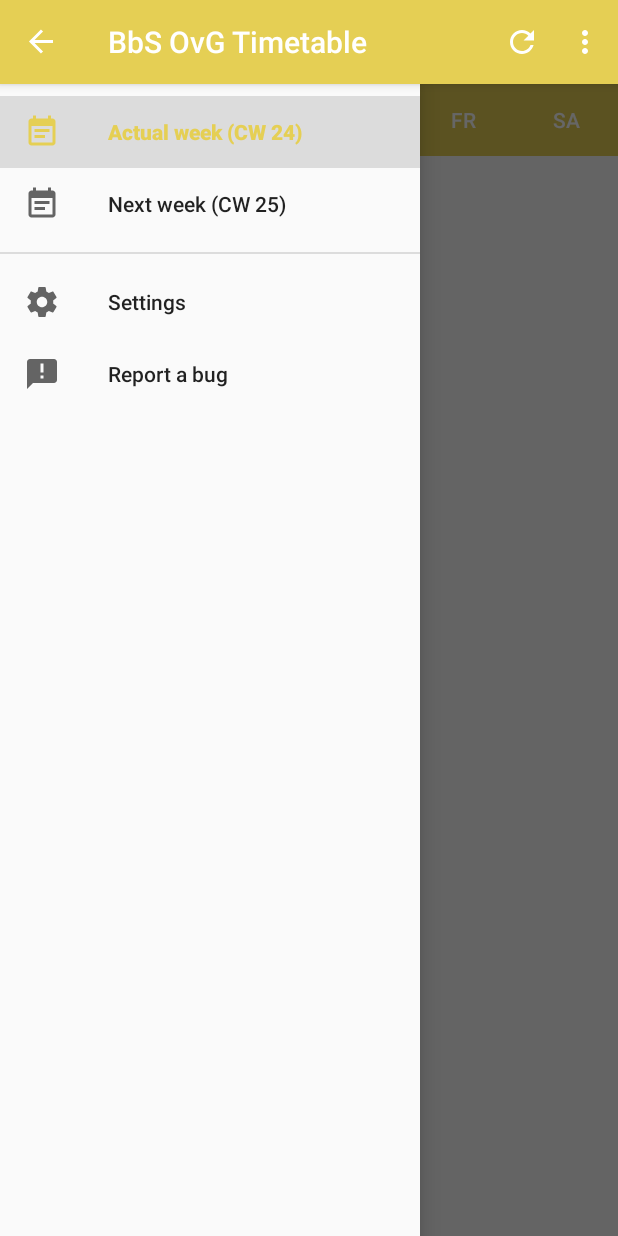
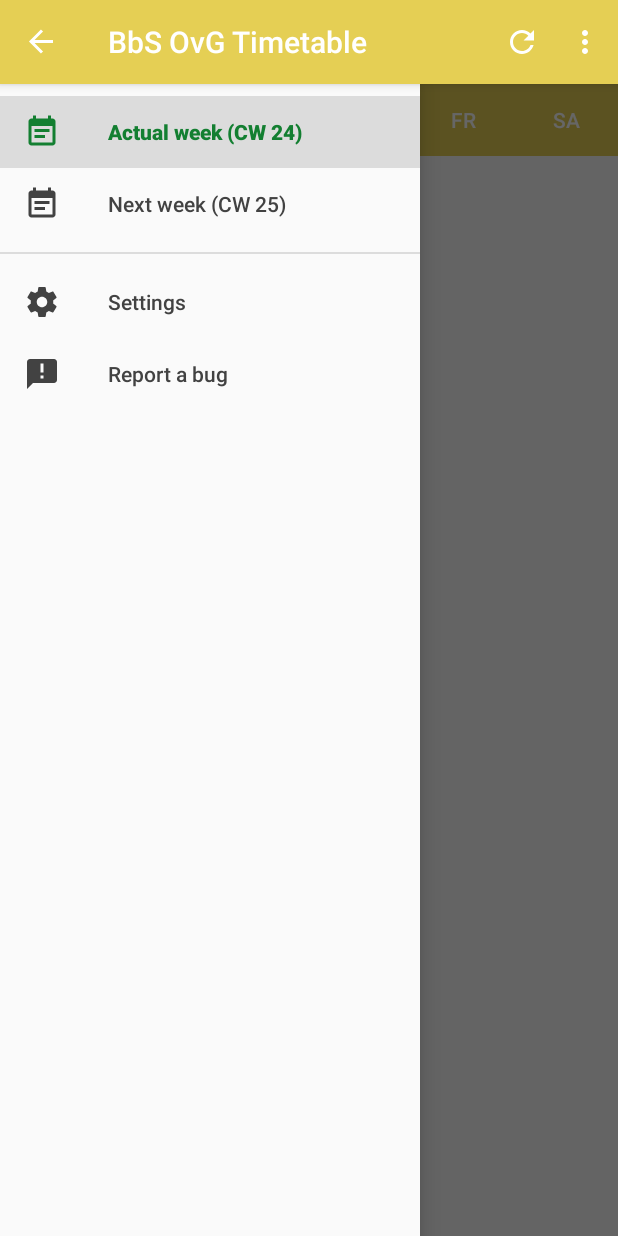
Before and after one commit to linkspote/timetable-app, an Android app: the screen it shows after launch (NavigationActivity), with the side drawer open, on a phone screen of 412 x 824 dp. Run offline under Robolectric (Android 15) with nearby library versions, the phone set to English and light mode, and no system bars.

Commit message:
[Fix] Text colors are not random anymore when using the day view. [Feature] Offline mode for day view. [Feature] Improved preference handling, they are now every time up to date. [Feature] Added change listeners to SettingsActivity. [Translation] Added translations for the snackbar messages. [UI] Changed colors for active menu item of navigation drawer.

```diff
--- a/app/src/main/AndroidManifest.xml
+++ b/app/src/main/AndroidManifest.xml
@@ -14,7 +14,7 @@
         android:allowBackup="true"
         android:icon="@mipmap/ic_launcher_2"
         android:label="@string/app_name"
-        android:supportsRtl="true"
+        android:supportsRtl="false"
         android:theme="@style/AppTheme">
         <activity
             android:name=".NavigationActivity"
--- a/app/src/main/java/com/it_project/fg15a/timetable_app/NavigationActivity.java
+++ b/app/src/main/java/com/it_project/fg15a/timetable_app/NavigationActivity.java
@@ -37,6 +37,7 @@ public class NavigationActivity extends AppCompatActivity
     String sWebsiteContent;
     String sActualWeek = getWeek(false);
     String sChosenWeek;
+    String sClass = "c00042";
 
     @Override
     protected void onCreate(Bundle savedInstanceState) {
@@ -49,7 +50,7 @@ public class NavigationActivity extends AppCompatActivity
         // TODO: find good spots for using the preference values
         // get preferences
         //SharedPreferences spThis = PreferenceManager.getDefaultSharedPreferences(this);
-        //boolean bPKRememberPlan = spThis.getBoolean(getString(R.string.key_rememberPlan), false);
+        //boolean bPKShowActual = spThis.getBoolean(getString(R.string.key_showActualDay), false);
 
         // Find the DrawerLayout and the NavigationView
         drwlActivityNavigation = (DrawerLayout) findViewById(R.id.drwlActivityNavigation);
@@ -63,32 +64,12 @@ public class NavigationActivity extends AppCompatActivity
             View vwRoot = findViewById(android.R.id.content);
             // show message to inform user why timetable doesn't load
             if (vwRoot != null) {
-                Snackbar.make(vwRoot, "Please establish an internet connection!", Snackbar.LENGTH_LONG)
+                Snackbar.make(vwRoot, R.string.snackbar_offlineMode, Snackbar.LENGTH_LONG)
                         .setAction("Action", null).show();
             }
         }
 
         sChosenWeek = sActualWeek;
-
-        // Inflate FragmentTabHost at first
-        fmActivityNavigation = getSupportFragmentManager();
-        ftActivityNavigation = fmActivityNavigation.beginTransaction();
-        ftActivityNavigation.replace(
-                R.id.flActivityNavigation,
-                TabHostFragment.newInstance(getMapDayData(sChosenWeek)),
-                "FRAGMENT_DAY_VIEW"
-        ).commit();
-
-        createMenuItemsOldWeeks();
-
-        nvwActivityNavigation.setCheckedItem(R.id.nav_item_actual_week);
-        nvwActivityNavigation.getMenu().findItem(R.id.nav_item_actual_week).setTitle(
-                getString(R.string.navigation_drawer_actualWeek, sActualWeek));
-        nvwActivityNavigation.getMenu().findItem(R.id.nav_item_next_week).setTitle(getString(
-                R.string.navigation_drawer_nextWeek, getWeek(true)));
-
-        // Setup click events for Navigation Drawer items
-        nvwActivityNavigation.setNavigationItemSelectedListener(this);
 
         // Setup toggle of Toolbar
         Toolbar toolbar = (Toolbar) findViewById(R.id.toolbar);
@@ -98,6 +79,34 @@ public class NavigationActivity extends AppCompatActivity
                 R.string.navigation_drawer_close);
         drwlActivityNavigation.setDrawerListener(toggle);
         toggle.syncState();
+    }
+
+    @Override
+    protected void onResume() {
+        super.onResume();
+
+        // create and update the navigation drawer menu for the old timetables here, so if settings where changed they
+        // are getting used instantly
+        createMenuItemsOldWeeks();
+
+        // Inflate FragmentTabHost at first
+        fmActivityNavigation = getSupportFragmentManager();
+        ftActivityNavigation = fmActivityNavigation.beginTransaction();
+        ftActivityNavigation.replace(
+                R.id.flActivityNavigation,
+                TabHostFragment.newInstance(getMapDayData(sChosenWeek, sClass, false)),
+                "FRAGMENT_DAY_VIEW"
+        ).commit();
+
+        // set attributes for the two constantly visible menu items
+        nvwActivityNavigation.setCheckedItem(R.id.nav_item_actual_week);
+        nvwActivityNavigation.getMenu().findItem(R.id.nav_item_actual_week).setTitle(
+                getString(R.string.navigation_drawer_actualWeek, sActualWeek));
+        nvwActivityNavigation.getMenu().findItem(R.id.nav_item_next_week).setTitle(getString(
+                R.string.navigation_drawer_nextWeek, getWeek(true)));
+
+        // Setup click events for Navigation Drawer items
+        nvwActivityNavigation.setNavigationItemSelectedListener(this);
     }
 
     @Override
@@ -128,7 +137,7 @@ public class NavigationActivity extends AppCompatActivity
 
         if (id == R.id.action_refresh) {
 
-            getDayOrWeekViewContent(sChosenWeek);
+            getDayOrWeekViewContent(sChosenWeek, sClass, true);
 
             return true;
 
@@ -142,12 +151,11 @@ public class NavigationActivity extends AppCompatActivity
                 View vwRoot = findViewById(android.R.id.content);
                 // show message to inform user why timetable doesn't load
                 if (vwRoot != null) {
-                    Snackbar.make(vwRoot, "Please establish an internet connection!",
+                    Snackbar.make(vwRoot, R.string.snackbar_offlineMode,
                             Snackbar.LENGTH_LONG).setAction("Action", null).show();
                 }
             }
-            // user is connected to the internet
-            else {
+
             // begin transaction
             ftActivityNavigation = fmActivityNavigation.beginTransaction();
 
@@ -167,10 +175,9 @@ public class NavigationActivity extends AppCompatActivity
                 // create new instance of day view fragment
                 ftActivityNavigation.replace(
                         R.id.flActivityNavigation,
-                            TabHostFragment.newInstance(getMapDayData(sChosenWeek)),
+                        TabHostFragment.newInstance(getMapDayData(sChosenWeek, sClass, false)),
                         "FRAGMENT_DAY_VIEW"
                 ).commit();
-                }
             }
 
             return true;
@@ -190,13 +197,13 @@ public class NavigationActivity extends AppCompatActivity
         if (id == R.id.nav_item_actual_week) {
 
             sChosenWeek = getWeek(false);
-            getDayOrWeekViewContent(sChosenWeek);
+            getDayOrWeekViewContent(sChosenWeek, sClass, false);
             bReturnValue = true;
 
         } else if (id == R.id.nav_item_next_week) {
 
             sChosenWeek = getWeek(true);
-            getDayOrWeekViewContent(sChosenWeek);
+            getDayOrWeekViewContent(sChosenWeek, sClass, false);
             bReturnValue = true;
 
         } /*else if (id == R.id.nav_item_marks) {
@@ -228,7 +235,7 @@ public class NavigationActivity extends AppCompatActivity
         } else {
 
             sChosenWeek = String.valueOf(id);
-            getDayOrWeekViewContent(sChosenWeek);
+            getDayOrWeekViewContent(sChosenWeek, sClass, false);
             bReturnValue = true;
 
         }
@@ -238,18 +245,41 @@ public class NavigationActivity extends AppCompatActivity
     }
 
     // This method returns the map that is necessary for the day view
-    public Map<String, String[]> getMapDayData (String p_sWeek) {
+    public Map<String, String[]> getMapDayData (String p_sWeek, String p_sClass, boolean p_bRefresh) {
+        // Initialize new object of utilities class
+        utilities util = new utilities();
+
+        // declare map for day view data
+        Map<String, String[]> mDayData;
+
+        // if there is no map with the same credentials in the internal storage
+        if (util.getObjectFromInternalStorage(this, p_sClass, p_sWeek, "map") == null && !p_bRefresh ||
+                util.getObjectFromInternalStorage(this, p_sClass, p_sWeek, "map") != null && p_bRefresh) {
             // Uri for plan to load
             String sUri = "https://bbsovg-magdeburg.de/stundenplan/klassen/" + p_sWeek
                     + "/c/c00042.htm";
 
             try {
+                // get HTML string from specified URL
                 sWebsiteContent = new getWebContentTask().execute(sUri).get();
             } catch (Exception e) {
+                // throw catched exception
                 e.printStackTrace();
             }
 
-        return new dataModifier().preModifyContent(sWebsiteContent);
+            // get final processed map with data for day view
+            mDayData = new dataModifier().preModifyContent(sWebsiteContent);
+
+            // store map in internal storage to reuse for next time
+            util.putObjectToInternalStorage(this, p_sClass, p_sWeek, mDayData, "map");
+        }
+        // if there is an map with the same credentials in the internal storage
+        else {
+            // get the map from the internal storage to speed up the app
+            mDayData = (Map<String, String[]>) util.getObjectFromInternalStorage(this, p_sClass, p_sWeek, "map");
+        }
+
+        return mDayData;
     }
 
     private class getWebContentTask extends AsyncTask<String, Void, String> {
@@ -292,21 +322,21 @@ public class NavigationActivity extends AppCompatActivity
                 iThisWeek + 1 : iThisWeek);
     }
 
-    public void getDayOrWeekViewContent(String p_sWeek) {
+    public void getDayOrWeekViewContent(String p_sWeek, String p_sClass, boolean p_bRefresh) {
         // Initialize new object of utilities class
         utilities util = new utilities();
 
-        // if user is not connected to the internet
-        if (!util.isOnline(this)) {
+        // if user is not connected to the internet and presses refresh
+        if (!util.isOnline(this) && p_bRefresh) {
             View vwRoot = findViewById(android.R.id.content);
             // show message to inform user why timetable doesn't load
             if (vwRoot != null) {
-                Snackbar.make(vwRoot, "Please establish an internet connection!",
+                Snackbar.make(vwRoot, R.string.snackbar_offlineMode,
                         Snackbar.LENGTH_LONG).setAction("Action", null).show();
             }
         }
-        // user is connected to the internet
-        else {
+        // if user is connected
+        else if (util.isOnline(this)) {
             // begin transaction
             ftActivityNavigation = fmActivityNavigation.beginTransaction();
 
@@ -316,7 +346,7 @@ public class NavigationActivity extends AppCompatActivity
                 // create new instance of day view fragment
                 ftActivityNavigation.replace(
                         R.id.flActivityNavigation,
-                        TabHostFragment.newInstance(getMapDayData(p_sWeek)),
+                        TabHostFragment.newInstance(getMapDayData(p_sWeek, p_sClass, p_bRefresh)),
                         "FRAGMENT_DAY_VIEW"
                 ).commit();
             }
@@ -341,12 +371,18 @@ public class NavigationActivity extends AppCompatActivity
         SharedPreferences spThis = PreferenceManager.getDefaultSharedPreferences(this);
         boolean bPKShowOldPlans = spThis.getBoolean(getString(R.string.key_showOldPlans), false);
         String sPKShowXPlans = spThis.getString(getString(R.string.key_showXPlans), "1");
+        String sBorderWeek = String.valueOf(Integer.valueOf(sActualWeek) - Integer.valueOf(sPKShowXPlans));
+
+        // get the current navigation drawer menu
+        Menu mOldWeeks = nvwActivityNavigation.getMenu();
+
+        // clear the navigation drawer menu
+        mOldWeeks.clear();
+        // restore the original navigation drawer menu
+        nvwActivityNavigation.inflateMenu(R.menu.menu_navigation_drawer);
 
         // if old plans are activated
         if (bPKShowOldPlans) {
-            // get the current navigation drawer menu
-            Menu mOldWeeks = nvwActivityNavigation.getMenu();
-
             // set the sub menu for the old plans to visible and enabled
             mOldWeeks.setGroupVisible(R.id.nav_group_timetables_old, true);
             mOldWeeks.setGroupEnabled(R.id.nav_group_timetables_old, true);
@@ -369,5 +405,24 @@ public class NavigationActivity extends AppCompatActivity
                 miOldWeek.setIcon(R.drawable.ic_event_note_black_24dp);
             }
         }
+        // if old plans are deactivated
+        else {
+            // reset chosen week, as the previous selected week may not be available anymore
+            sChosenWeek = sActualWeek;
+        }
+
+        // Initialize new object of utilities class
+        utilities util = new utilities();
+
+        // if there are too much offline files when old plans are available
+        if (this.fileList().length > Integer.valueOf(sPKShowXPlans) + 2 && bPKShowOldPlans) {
+            // delete the unnecessary plans
+            util.deleteObsoleteObjectFilesFromInternalStorage(this, Integer.valueOf(sBorderWeek));
+        }
+        // if there are too much offline files when old plans are not available
+        else if (!bPKShowOldPlans && this.fileList().length > 2) {
+            // delete the unnecessary plans
+            util.deleteObsoleteObjectFilesFromInternalStorage(this, Integer.valueOf(sActualWeek));
         }
     }
+}
--- a/app/src/main/java/com/it_project/fg15a/timetable_app/WeekFragment.java
+++ b/app/src/main/java/com/it_project/fg15a/timetable_app/WeekFragment.java
@@ -106,7 +106,7 @@ public class WeekFragment extends Fragment {
             wvFragmentWeek.loadUrl(sUri);
         } else {
             // show message to inform user why timetable doesn't load
-            Snackbar.make(p_vwRoot, "Please establish an internet connection!", Snackbar.LENGTH_LONG)
+            Snackbar.make(p_vwRoot, R.string.snackbar_offlineMode, Snackbar.LENGTH_LONG)
                     .setAction("Action", null).show();
         }
     }
--- a/app/src/main/java/com/it_project/fg15a/timetable_app/helpers/hourAdapter.java
+++ b/app/src/main/java/com/it_project/fg15a/timetable_app/helpers/hourAdapter.java
@@ -61,8 +61,12 @@ public class hourAdapter extends BaseAdapter {
 
         if (alsHourItems.get(p_iPosition).getEntryType().equals("3")) {
             tvSubject.setTextColor(ContextCompat.getColor(cContext, R.color.colorRed));
+            tvRoom.setTextColor(ContextCompat.getColor(cContext, R.color.colorRed));
             tvTeacher.setTextColor(ContextCompat.getColor(cContext, R.color.colorRed));
-            tvRoom.setTextColor(ContextCompat.getColor(cContext, R.color.colorRed));
+        } else {
+            tvSubject.setTextColor(ContextCompat.getColor(cContext, android.R.color.tertiary_text_light));
+            tvRoom.setTextColor(ContextCompat.getColor(cContext, android.R.color.tertiary_text_light));
+            tvTeacher.setTextColor(ContextCompat.getColor(cContext, android.R.color.tertiary_text_light));
         }
 
         return p_vwConvertView;
--- a/app/src/main/java/com/it_project/fg15a/timetable_app/helpers/utilities.java
+++ b/app/src/main/java/com/it_project/fg15a/timetable_app/helpers/utilities.java
@@ -2,6 +2,13 @@ package com.it_project.fg15a.timetable_app.helpers;
 
 import android.content.Context;
 import android.net.ConnectivityManager;
+
+import java.io.File;
+import java.io.FileInputStream;
+import java.io.FileOutputStream;
+import java.io.IOException;
+import java.io.ObjectInputStream;
+import java.io.ObjectOutputStream;
 
 public class utilities {
 
@@ -17,4 +24,101 @@ public class utilities {
                                             cm.getActiveNetworkInfo().isConnectedOrConnecting();
     }
 
+    /**
+     * This method creates a new file for the specified object to store it internally.
+     * @param p_cContext The actual context
+     * @param p_sClass The chosen class
+     * @param p_sWeek The chosen week
+     * @param p_oContent The object that should be stored
+     * @param p_sObjectType The type of the object that should be stored, e.g. "map", "html", etc.
+     */
+    public void putObjectToInternalStorage (Context p_cContext, String p_sClass, String p_sWeek, Object p_oContent,
+                                            String p_sObjectType) {
+        // create new file to store object in internal storage
+        File fiThis = new File(p_cContext.getFilesDir(), "offline_" + p_sObjectType + "_" + p_sClass + "_" + p_sWeek);
+
+        // delete the file if it already exists
+        if (fiThis.exists()) fiThis.delete();
+
+        // declare and initialize stream
+        ObjectOutputStream oosThis = null;
+
+        try {
+            // tell stream where to write the content
+            oosThis = new ObjectOutputStream(new FileOutputStream(fiThis));
+            // write the given object into the file
+            oosThis.writeObject(p_oContent);
+            // flush the stream
+            oosThis.flush();
+        } catch (IOException e) {
+            // throw catched exception
+            e.printStackTrace();
+        } finally {
+            // when the stream is not null
+            if (oosThis != null) {
+                try {
+                    // close the stream
+                    oosThis.close();
+                } catch (IOException e) {
+                    // throw catched exception
+                    e.printStackTrace();
+                }
+            }
+        }
+    }
+
+    /**
+     * This method reads the file with the specified parameters from the internal storage and returns it as object.
+     * @param p_cContext The actual context
+     * @param p_sClass The chosen class
+     * @param p_sWeek The chosen week
+     * @param p_sObjectType The type of the object that should be stored, e.g. "map", "html", etc.
+     * @return The object if the file exists, null if the file doesn't exist
+     */
+    public Object getObjectFromInternalStorage (Context p_cContext, String p_sClass, String p_sWeek,
+                                                String p_sObjectType) {
+        File fiThis = new File(p_cContext.getFilesDir(), "offline_" + p_sObjectType + "_" + p_sClass + "_" + p_sWeek);
+
+        Object oThis = new Object();
+
+        ObjectInputStream oisThis = null;
+
+        try {
+            oisThis = new ObjectInputStream(new FileInputStream(fiThis));
+            oThis = oisThis.readObject();
+        } catch (Exception e) {
+            e.printStackTrace();
+        } finally {
+            if (oisThis != null) {
+                try {
+                    oisThis.close();
+                } catch (IOException e) {
+                    e.printStackTrace();
+                }
+            } else {
+                oThis = null;
+            }
+        }
+
+        return oThis;
+    }
+
+    /**
+     * This method deletes all unnecessary files from the internal storage based on the lowest selectable week.
+     * @param p_cContext The actual context, used to retrieve the file list
+     * @param p_iBorderWeek Lowest selectable week
+     */
+    public void deleteObsoleteObjectFilesFromInternalStorage (Context p_cContext, int p_iBorderWeek) {
+        // iterate through the list of file names
+        for (String sFileName : p_cContext.fileList()) {
+            // get the week of the file name
+            int iFileWeek = Integer.valueOf(sFileName.substring(sFileName.lastIndexOf("_") + 1));
+
+            // if the week from the file name is lower than the lowest selectable week
+            if (iFileWeek < p_iBorderWeek) {
+                // delete the file, as it is not selectable anymore
+                p_cContext.deleteFile(sFileName);
+            }
+        }
+    }
 }
--- /dev/null
+++ b/app/src/main/res/color/nav_drawer_item.xml
@@ -0,0 +1,5 @@
+<?xml version="1.0" encoding="utf-8"?>
+<selector xmlns:android="http://schemas.android.com/apk/res/android">
+    <item android:color="@color/colorAccent" android:state_checked="true" />
+    <item android:color="@color/colorItemText" />
+</selector>
--- a/app/src/main/res/layout/activity_navigation.xml
+++ b/app/src/main/res/layout/activity_navigation.xml
@@ -42,7 +42,9 @@
             android:layout_width="wrap_content"
             android:layout_height="match_parent"
             android:layout_gravity="start"
-            app:menu="@menu/menu_navigation_drawer" />
+            app:menu="@menu/menu_navigation_drawer"
+            app:itemTextColor="@color/nav_drawer_item"
+            app:itemIconTint="@color/nav_drawer_item" />
 
     </android.support.v4.widget.DrawerLayout>
 
--- a/app/src/main/res/values/colors.xml
+++ b/app/src/main/res/values/colors.xml
@@ -9,4 +9,5 @@
     <color name="colorBlank">#FFFFFF</color>
     <color name="colorRed">#b71c1c</color>
     <color name="colorLightGrey">#bdbdbd</color>
+    <color name="colorItemText">#424242</color>
 </resources>
--- a/app/src/main/res/values/strings.xml
+++ b/app/src/main/res/values/strings.xml
@@ -20,6 +20,11 @@
     <!-- Strings of NavigationActivity -->
     <string name="dialogTitle_webContentTask">Please wait…</string>
     <string name="dialogMessage_webContentTask">Checking for plan updates</string>
+    <string name="snackbar_offlineMode">Offline mode: Please establish an internet connection!</string>
+
+
+    <!-- Strings of SettingsActivity -->
+    <string name="snackbar_useBackButton">Please use the back button to return to the previous view.</string>
 
 
     <!-- Strings of TabHostFragment -->
@@ -39,7 +44,7 @@
 
     <string name="category_weekView">Week view</string>
     <string name="title_improvePerformance">Improve performance</string>
-    <string name="summary_improvePerformance">The app will use the chosen method to improve the performance of the week view. There is also the option to not improve the performance.</string>
+    <string name="summary_improvePerformance">The app will use the chosen method to improve the performance of the week view. Currently: %1$s</string>
     <string name="dialogTitle_improvePerformance">Please choose a method</string>
     <string name="key_ImprovePerformance" translatable="false">pkImprovePerformance</string>
 
@@ -49,7 +54,7 @@
     <string name="key_showOldPlans" translatable="false">pkShowOldPlans</string>
     <string name="title_showXPlans">Amount of plans to show</string>
     <string name="dialogTitle_showXPlans">Please choose</string>
-    <string name="summary_showXPlans">The app will display as many plans as chosen.</string>
+    <string name="summary_showXPlans">The app will display as many plans as chosen. Currently: %1$s</string>
     <string name="key_showXPlans" translatable="false">pkShowXPlans</string>
     <string name="title_rememberPlan">Remember selected plan</string>
     <string name="summary_rememberPlan">If checked, the app will show you the last viewed plan on start and resume. If not checked, the app will always show current weeks plan.</string>
--- a/app/src/main/res/xml/activity_settings.xml
+++ b/app/src/main/res/xml/activity_settings.xml
@@ -2,7 +2,7 @@
     android:layout_width="match_parent"
     android:layout_height="match_parent">
 
-    <PreferenceCategory android:title="@string/category_dayView">
+    <!--<PreferenceCategory android:title="@string/category_dayView">
 
         <SwitchPreference
             android:title="@string/title_showActualDay"
@@ -10,7 +10,7 @@
             android:key="@string/key_showActualDay"
             android:defaultValue="false" />
 
-    </PreferenceCategory>
+    </PreferenceCategory>-->
 
     <PreferenceCategory android:title="@string/category_weekView">
 
```
Also changed, not shown: app/src/main/java/com/it_project/fg15a/timetable_app/SettingsActivity.java (+45 -4 lines), 1 other file. Lines whose indentation alone changed are shown as unchanged.
